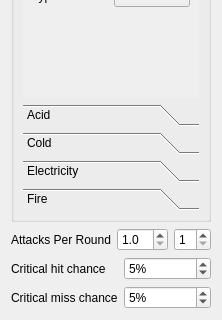
This is src/weaponarrangementwidget.ui in moebiusproject/moebiustoolkit as Qt 5 draws it before an edit; both pictures show x 0 to 222 and y 336 to 656 of the 222 by 656 pixel window. The edited form follows.
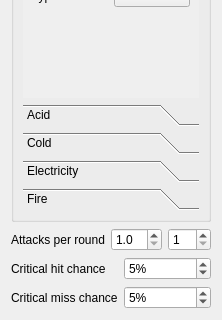
This is the edited form. Custom widgets are drawn as their Qt base class.

Patch:
```diff
--- a/src/weaponarrangementwidget.ui
+++ b/src/weaponarrangementwidget.ui
@@ -302,7 +302,7 @@
      <item>
       <widget class="QLabel" name="attacksPerRoundLabel">
        <property name="text">
-        <string>Attacks Per Round</string>
+        <string>Attacks per round</string>
        </property>
       </widget>
      </item>
```
Left out of the diff: 4 changed lines with no effect on the pictures.
